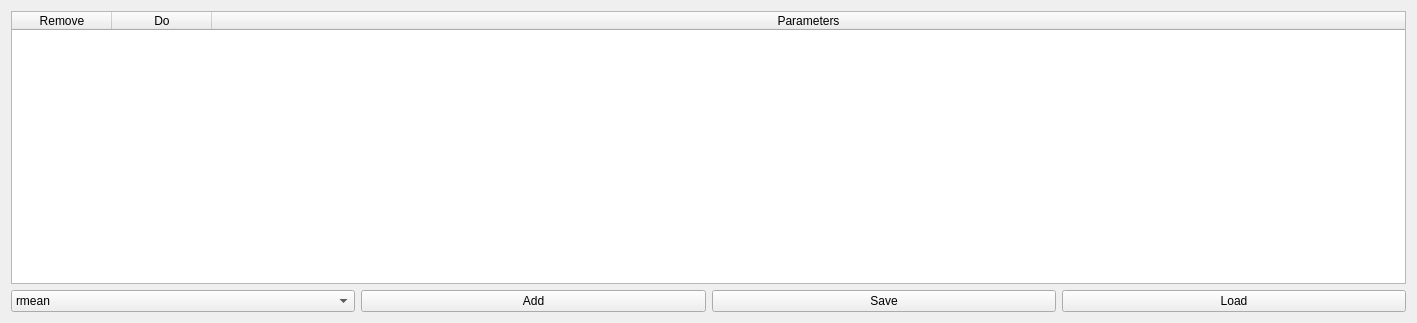
This is isp/resources/designer_uis/parameters.ui in ProjectISP/ISP as Qt 5 draws it before an edit. The edited form follows.
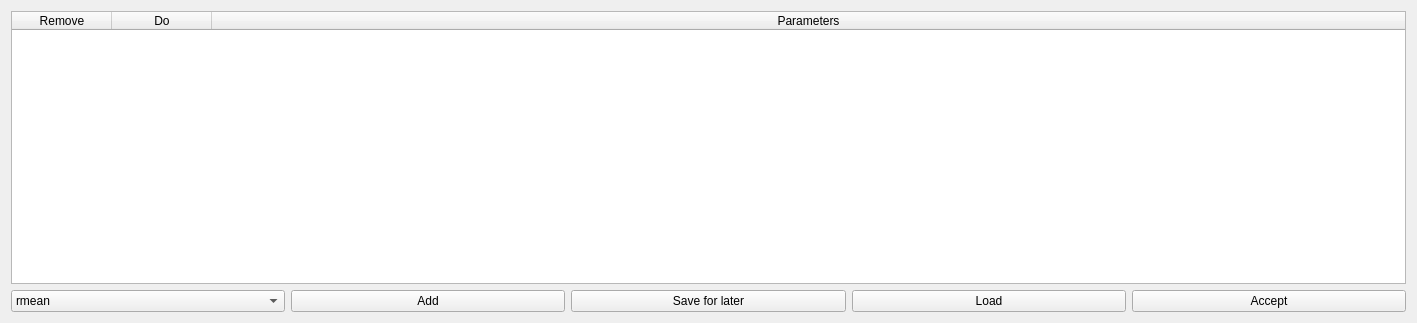
This is the edited form.

Commit message: Debug Load Project for Linux, plotting phases, accept button in macro and including dummy folder inside isola

Patch:
```diff
--- a/isp/resources/designer_uis/parameters.ui
+++ b/isp/resources/designer_uis/parameters.ui
@@ -115,7 +115,7 @@
      <item>
       <widget class="QPushButton" name="saveBtn">
        <property name="text">
-        <string>Save</string>
+        <string>Save for later</string>
        </property>
       </widget>
      </item>
@@ -126,6 +126,16 @@
        </property>
       </widget>
      </item>
+     <item>
+      <widget class="QPushButton" name="accept_Btn">
+       <property name="text">
+        <string>Accept</string>
+       </property>
+       <property name="default">
+        <bool>false</bool>
+       </property>
+      </widget>
+     </item>
     </layout>
    </item>
   </layout>
```
The commit also changes 4 other files.
